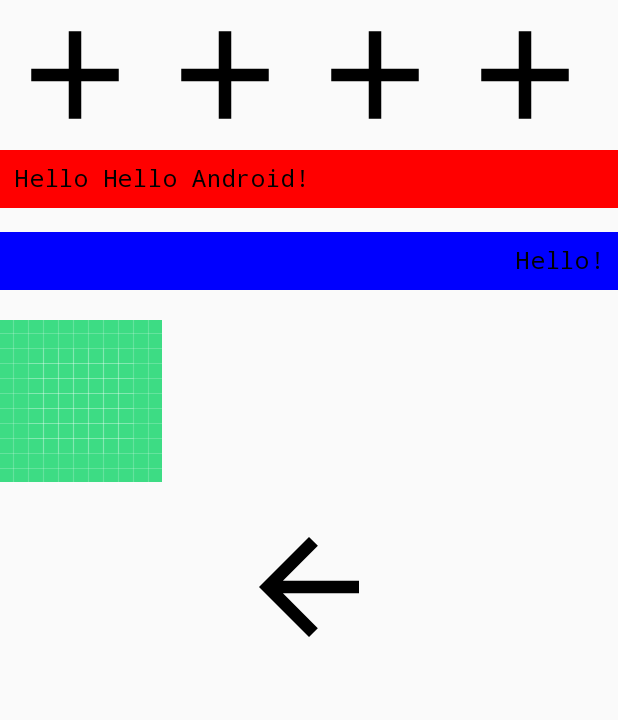
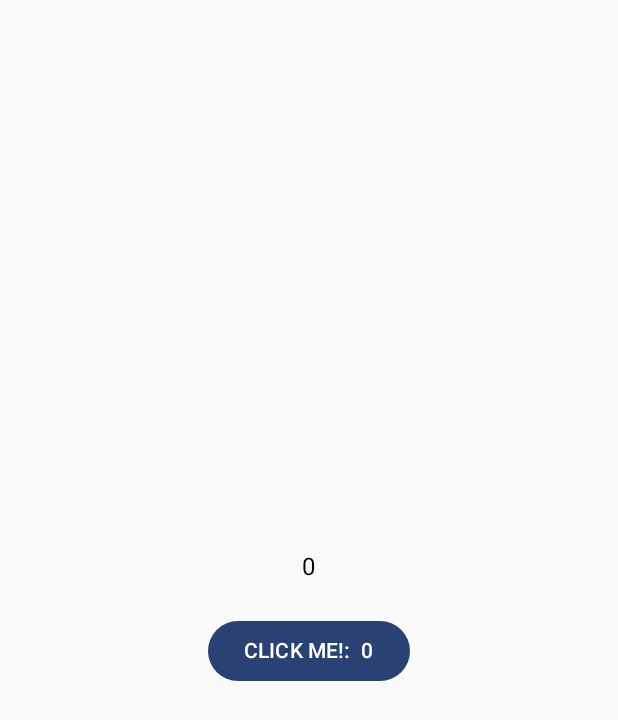
Before and after one commit to ganeshkumar10/Compose-UI, an Android app built with Jetpack Compose: the screen it shows after launch (MainActivity), on a phone screen of 412 x 824 dp. Shown: the top 720 px of the screen. Run offline under Robolectric (Android 15) with nearby library versions, the phone set to English and light mode, and no system bars.

Commit message:
added simple button click with increase numbers

```diff
--- a/app/src/main/java/com/example/blogapplication/MainActivity.kt
+++ b/app/src/main/java/com/example/blogapplication/MainActivity.kt
@@ -5,6 +5,7 @@ import androidx.activity.ComponentActivity
 import androidx.activity.compose.setContent
 import androidx.compose.foundation.Image
 import androidx.compose.foundation.background
+import androidx.compose.foundation.layout.Arrangement
 import androidx.compose.foundation.layout.Column
 import androidx.compose.foundation.layout.Spacer
 import androidx.compose.foundation.layout.fillMaxHeight
@@ -13,14 +14,18 @@ import androidx.compose.foundation.layout.fillMaxWidth
 import androidx.compose.foundation.layout.height
 import androidx.compose.foundation.layout.padding
 import androidx.compose.foundation.layout.size
-import androidx.compose.foundation.lazy.LazyColumn
 import androidx.compose.foundation.lazy.LazyRow
 import androidx.compose.material.icons.Icons
 import androidx.compose.material.icons.filled.Add
 import androidx.compose.material.icons.filled.ArrowBack
+import androidx.compose.material3.Button
 import androidx.compose.material3.Icon
 import androidx.compose.material3.Text
 import androidx.compose.runtime.Composable
+import androidx.compose.runtime.getValue
+import androidx.compose.runtime.mutableStateOf
+import androidx.compose.runtime.remember
+import androidx.compose.runtime.setValue
 import androidx.compose.ui.Alignment
 import androidx.compose.ui.Modifier
 import androidx.compose.ui.graphics.Color
@@ -38,8 +43,8 @@ class MainActivity : ComponentActivity() {
         setContent {
             BlogApplicationTheme {
                 // A surface container using the 'background' color from the theme
-                Greeting("Hello Android")
-
+//                Greeting("Hello Android")
+                SampleApp()
             }
         }
     }
@@ -113,6 +118,27 @@ fun Greeting(name: String) {
 @Composable
 fun GreetingPreview() {
     BlogApplicationTheme {
-        Greeting("Testing")
+//        Greeting("Testing")
+        SampleApp()
     }
 }
+
+@Composable
+fun SampleApp() {
+    var count by remember {
+        mutableStateOf(0)
+    }
+    Column(
+        modifier = Modifier.fillMaxSize(),
+        verticalArrangement = Arrangement.Center,
+        horizontalAlignment = Alignment.CenterHorizontally
+    ) {
+        Text(text = count.toString(), fontSize = 16.sp)
+        Spacer(modifier = Modifier.height(20.dp))
+        Button(onClick = {
+            count++
+        }) {
+            Text(text = "Click me!:  $count".uppercase())
+        }
+    }
+}
```
